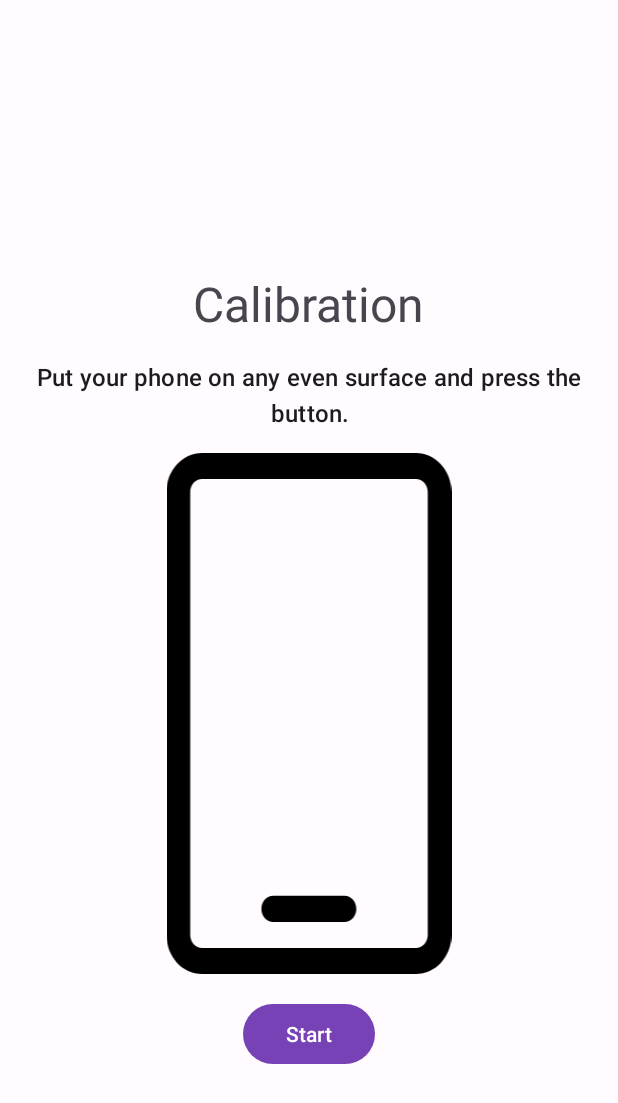
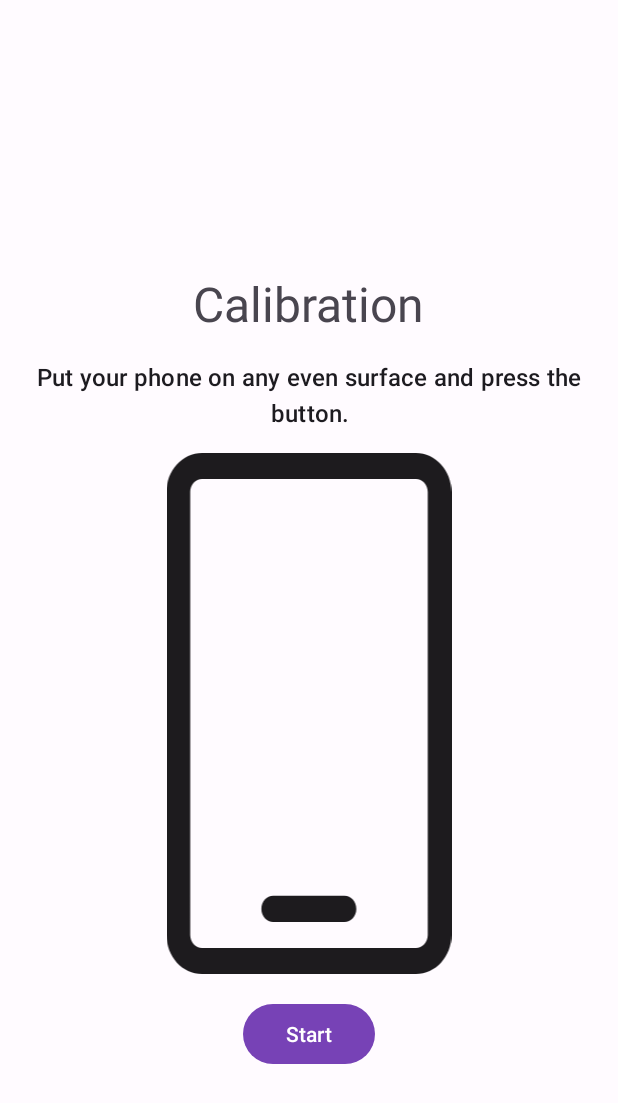
Before and after one commit to qubacy/MoveAndDraw, an Android app: the layout fragment_calibration.xml on its own in the app's theme, with its tools: preview values and no code run, on a phone screen of 412 x 824 dp. Shown: the top 1103 px of the screen. Run offline under Robolectric (Android 15) with nearby library versions, the phone set to English and light mode, and no system bars.

Commit message:
// Transitional (implementing View Flow fully: fixing an incorrect coloring issue, optimizations & more)

```diff
--- a/app/src/main/java/com/qubacy/moveanddraw/ui/application/activity/screen/common/fragment/drawing/component/canvas/renderer/CanvasRenderer.kt
+++ b/app/src/main/java/com/qubacy/moveanddraw/ui/application/activity/screen/common/fragment/drawing/component/canvas/renderer/CanvasRenderer.kt
@@ -188,10 +188,14 @@ open class CanvasRenderer(
     }
 
     fun handleRotation(dx: Float, dy: Float) {
+        if (mFigure == null) return
+
         mCameraLocation = getTranslatedCameraLocation(dx, dy)
     }
 
     fun handleScale(scaleFactor: Float) {
+        if (mFigure == null) return
+
         val newScaleFactor = mCurScaleFactor * (1 / scaleFactor)
 
         if (newScaleFactor !in MIN_SCALE_FACTOR..MAX_SCALE_FACTOR) return
--- a/app/src/main/res/layout/fragment_calibration.xml
+++ b/app/src/main/res/layout/fragment_calibration.xml
@@ -42,7 +42,8 @@
         android:layout_width="match_parent"
         android:layout_height="wrap_content"
         app:layout_constraintBottom_toTopOf="@id/fragment_calibration_guideline_horizontal_80"
-        app:srcCompat="@drawable/ic_phone" />
+        app:srcCompat="@drawable/ic_phone"
+        app:tint="?attr/colorOnSurface"/>
 
     <com.google.android.material.button.MaterialButton
         android:id="@+id/fragment_calibration_button_start"
--- a/app/src/main/res/menu/viewer_top_bar.xml
+++ b/app/src/main/res/menu/viewer_top_bar.xml
@@ -9,7 +9,7 @@
             android:title="Share"
             android:contentDescription="Share the drawing"
             app:showAsAction="ifRoom"
-            android:iconTint="?attr/colorOnSurfaceVariant" />
+            app:iconTint="?attr/colorOnSurfaceVariant" />
 
         <item
             android:id="@+id/viewer_top_bar_load"
@@ -17,7 +17,7 @@
             android:title="Load"
             android:contentDescription="Load a local drawing"
             app:showAsAction="ifRoom"
-            android:iconTint="?attr/colorOnSurfaceVariant"/>
+            app:iconTint="?attr/colorOnSurfaceVariant"/>
     </group>
 
 </menu>
--- /dev/null
+++ b/app/src/main/res/values-night/colors.xml
@@ -0,0 +1,4 @@
+<?xml version="1.0" encoding="utf-8"?>
+<resources>
+    <color name="scrim">#CC000000</color>
+</resources>
--- a/app/src/main/res/values-night/themes.xml
+++ b/app/src/main/res/values-night/themes.xml
@@ -27,5 +27,11 @@
         <item name="colorOnSurfaceInverse">@color/md_theme_dark_inverseOnSurface</item>
         <item name="colorSurfaceInverse">@color/md_theme_dark_inverseSurface</item>
         <item name="colorPrimaryInverse">@color/md_theme_dark_inversePrimary</item>
+
+        <item name="optionChooserTint">?attr/colorOnSurface</item>
+        <item name="scrimBackground">@color/scrim</item>
+
+        <item name="canvasViewStyle">@style/CanvasViewStyle</item>
+        <item name="optionChooserStyle">@style/OptionChooserStyle</item>
     </style>
 </resources>
--- a/app/src/main/res/values/dimens.xml
+++ b/app/src/main/res/values/dimens.xml
@@ -2,6 +2,7 @@
 <resources>
     <dimen name="default_screen_padding">16dp</dimen>
     <dimen name="default_component_margin">16dp</dimen>
+    <dimen name="default_component_margin_half">8dp</dimen>
 
     <integer name="default_transition_animation_duration">300</integer>
 </resources>
--- a/app/src/main/res/values/styles.xml
+++ b/app/src/main/res/values/styles.xml
@@ -1,7 +1,21 @@
 <?xml version="1.0" encoding="utf-8"?>
 <resources>
-    <style name="canvasViewStyle" parent="">
+    <style name="CanvasViewStyle" parent="">
         <item name="canvasBackgroundColor">?attr/colorSurface</item>
         <item name="canvasModelColor">?attr/colorOnSurface</item>
     </style>
+
+    <style name="OptionChooserStyle" parent="">
+        <item name="optionChooserPreviewPercent">0.2</item>
+        <item name="optionChooserActivationPercent">0.6</item>
+    </style>
+
+    <style name="OptionChooserHeaderStyle" parent="Widget.MaterialComponents.TextView">
+        <item name="android:textAppearance">?attr/textAppearanceHeadlineMedium</item>
+        <item name="android:textColor">?attr/optionChooserTint</item>
+    </style>
+
+    <style name="OptionChooserSwipeButton" parent="Widget.Material3.Button.IconButton">
+        <item name="iconTint">?attr/optionChooserTint</item>
+    </style>
 </resources>
--- a/app/src/main/res/values/themes.xml
+++ b/app/src/main/res/values/themes.xml
@@ -28,9 +28,11 @@
         <item name="colorSurfaceInverse">@color/md_theme_light_inverseSurface</item>
         <item name="colorPrimaryInverse">@color/md_theme_light_inversePrimary</item>
 
+        <item name="optionChooserTint">?attr/colorOnSurfaceInverse</item>
         <item name="scrimBackground">@color/scrim</item>
 
-        <item name="canvasViewStyle">@style/canvasViewStyle</item>
+        <item name="canvasViewStyle">@style/CanvasViewStyle</item>
+        <item name="optionChooserStyle">@style/OptionChooserStyle</item>
     </style>
 
     <style name="Theme.MoveAndDraw" parent="Base.Theme.MoveAndDraw">
```
Also changed, not shown: app/src/main/java/com/qubacy/moveanddraw/ui/application/activity/screen/initial/component/chooser/view/OptionChooserComponent.kt (+37 -0 lines), app/src/main/java/com/qubacy/moveanddraw/ui/application/activity/screen/initial/component/chooser/view/OptionChooserComponentBindingAdapter.kt (deleted, +0 -25 lines), app/src/main/java/com/qubacy/moveanddraw/ui/application/activity/screen/viewer/ViewerFragment.kt (+9 -0 lines), app/src/main/res/drawable/ic_cat.xml (added, +9 -0 lines), app/src/main/res/layout/component_option_chooser.xml (+5 -8 lines), app/src/main/res/layout/fragment_viewer.xml (+29 -0 lines), app/src/main/res/values/attrs.xml (+9 -3 lines).
